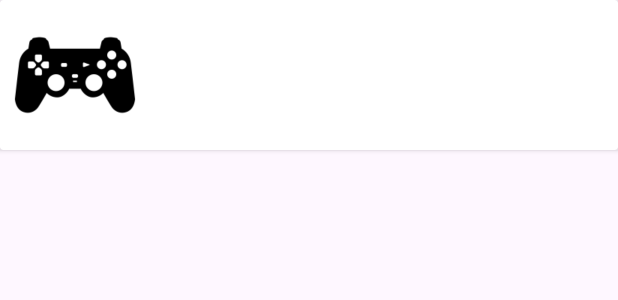
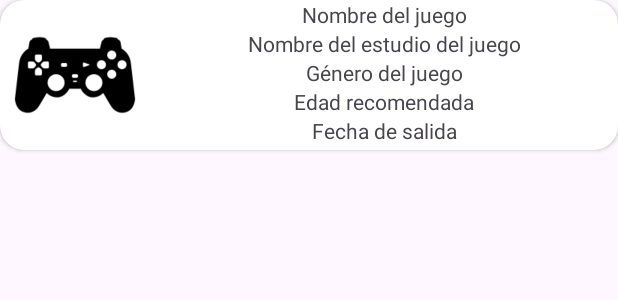
Before and after one commit to JoseJimenezGonzalez/2TDAM_AD_JOSE_JIMENEZ_GONZALEZ_CRUD_FIREBASE, an Android app: the layout item_juego.xml on its own in the app's theme, with its tools: preview values and no code run, on a phone screen of 412 x 824 dp. Shown: the top 300 px of the screen. Run offline under Robolectric (Android 15) with nearby library versions, the phone set to English and light mode, and no system bars.

Commit message:
commit ok

```diff
--- /dev/null
+++ b/app/src/main/res/drawable/ic_delete.xml
@@ -0,0 +1,5 @@
+<vector android:height="24dp" android:tint="#000000"
+    android:viewportHeight="24" android:viewportWidth="24"
+    android:width="24dp" xmlns:android="http://schemas.android.com/apk/res/android">
+    <path android:fillColor="@android:color/white" android:pathData="M6,19c0,1.1 0.9,2 2,2h8c1.1,0 2,-0.9 2,-2V7H6v12zM19,4h-3.5l-1,-1h-5l-1,1H5v2h14V4z"/>
+</vector>
--- /dev/null
+++ b/app/src/main/res/drawable/ic_edit.xml
@@ -0,0 +1,5 @@
+<vector android:height="24dp" android:tint="#000000"
+    android:viewportHeight="24" android:viewportWidth="24"
+    android:width="24dp" xmlns:android="http://schemas.android.com/apk/res/android">
+    <path android:fillColor="@android:color/white" android:pathData="M3,17.25V21h3.75L17.81,9.94l-3.75,-3.75L3,17.25zM20.71,7.04c0.39,-0.39 0.39,-1.02 0,-1.41l-2.34,-2.34c-0.39,-0.39 -1.02,-0.39 -1.41,0l-1.83,1.83 3.75,3.75 1.83,-1.83z"/>
+</vector>
--- a/app/src/main/res/layout/item_juego.xml
+++ b/app/src/main/res/layout/item_juego.xml
@@ -2,7 +2,8 @@
 <androidx.cardview.widget.CardView xmlns:android="http://schemas.android.com/apk/res/android"
     android:layout_width="match_parent"
     android:layout_height="wrap_content"
-    xmlns:app="http://schemas.android.com/apk/res-auto">
+    xmlns:app="http://schemas.android.com/apk/res-auto"
+    app:cardCornerRadius="16dp">
 
     <androidx.constraintlayout.widget.ConstraintLayout
         android:layout_width="match_parent"
@@ -15,6 +16,56 @@
             android:layout_height="100dp"
             android:src="@drawable/ic_ps2_mando">
         </ImageView>
+
+        <TextView
+            android:id="@+id/tvNombreJuego"
+            app:layout_constraintStart_toEndOf="@id/ivIconoMandoPS2"
+            app:layout_constraintEnd_toEndOf="parent"
+            app:layout_constraintTop_toTopOf="parent"
+            android:layout_width="wrap_content"
+            android:layout_height="wrap_content"
+            android:text="Nombre del juego">
+        </TextView>
+
+        <TextView
+            android:id="@+id/tvNombreEstudio"
+            app:layout_constraintStart_toEndOf="@id/ivIconoMandoPS2"
+            app:layout_constraintEnd_toEndOf="parent"
+            app:layout_constraintTop_toBottomOf="@id/tvNombreJuego"
+            android:layout_width="wrap_content"
+            android:layout_height="wrap_content"
+            android:text="Nombre del estudio del juego">
+        </TextView>
+
+        <TextView
+            android:id="@+id/tvGeneroJuego"
+            app:layout_constraintStart_toEndOf="@id/ivIconoMandoPS2"
+            app:layout_constraintEnd_toEndOf="parent"
+            app:layout_constraintTop_toBottomOf="@id/tvNombreEstudio"
+            android:layout_width="wrap_content"
+            android:layout_height="wrap_content"
+            android:text="Género del juego">
+        </TextView>
+
+        <TextView
+            android:id="@+id/tvEdad"
+            app:layout_constraintStart_toEndOf="@id/ivIconoMandoPS2"
+            app:layout_constraintEnd_toEndOf="parent"
+            app:layout_constraintTop_toBottomOf="@id/tvGeneroJuego"
+            android:layout_width="wrap_content"
+            android:layout_height="wrap_content"
+            android:text="Edad recomendada">
+        </TextView>
+
+        <TextView
+            android:id="@+id/tvFechaSalida"
+            app:layout_constraintStart_toEndOf="@id/ivIconoMandoPS2"
+            app:layout_constraintEnd_toEndOf="parent"
+            app:layout_constraintTop_toBottomOf="@id/tvEdad"
+            android:layout_width="wrap_content"
+            android:layout_height="wrap_content"
+            android:text="Fecha de salida">
+        </TextView>
     </androidx.constraintlayout.widget.ConstraintLayout>
 
 </androidx.cardview.widget.CardView>
--- a/build.gradle.kts
+++ b/build.gradle.kts
@@ -1,5 +1,5 @@
 // Top-level build file where you can add configuration options common to all sub-projects/modules.
 plugins {
-    id("com.android.application") version "8.2.0" apply false
+    id("com.android.application") version "8.0.2" apply false
     id("org.jetbrains.kotlin.android") version "1.9.10" apply false
 }
```
